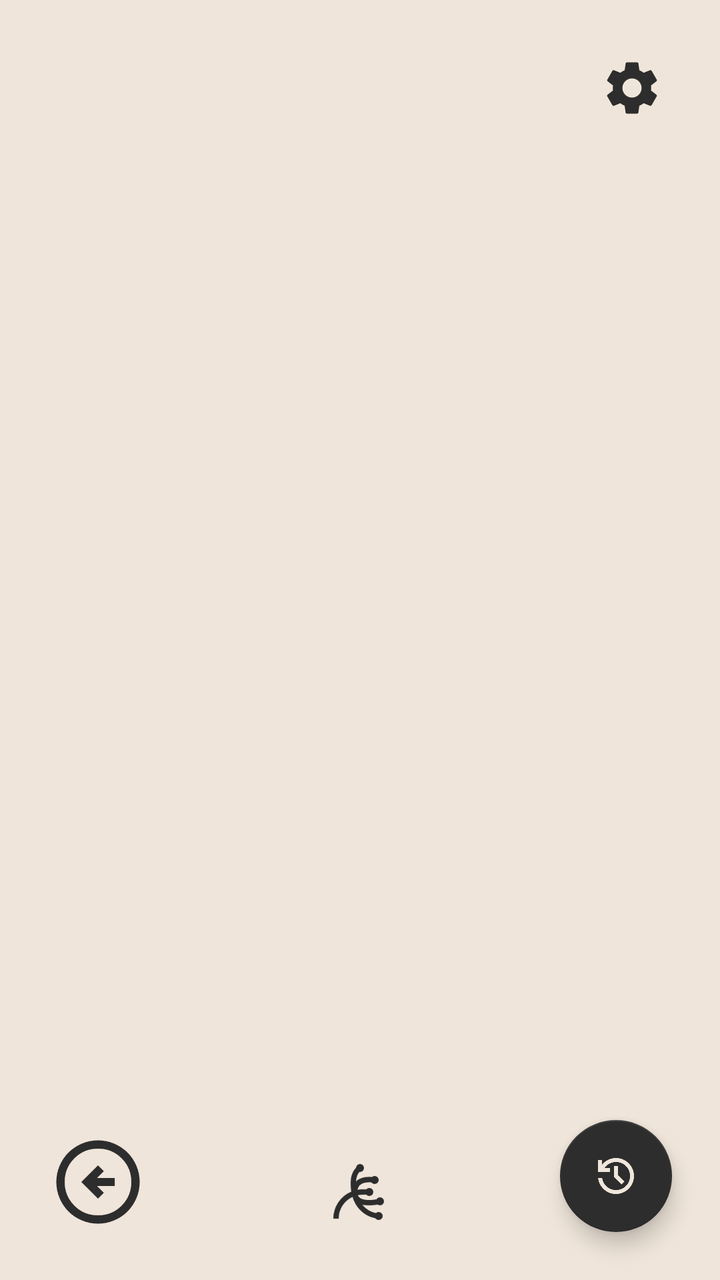
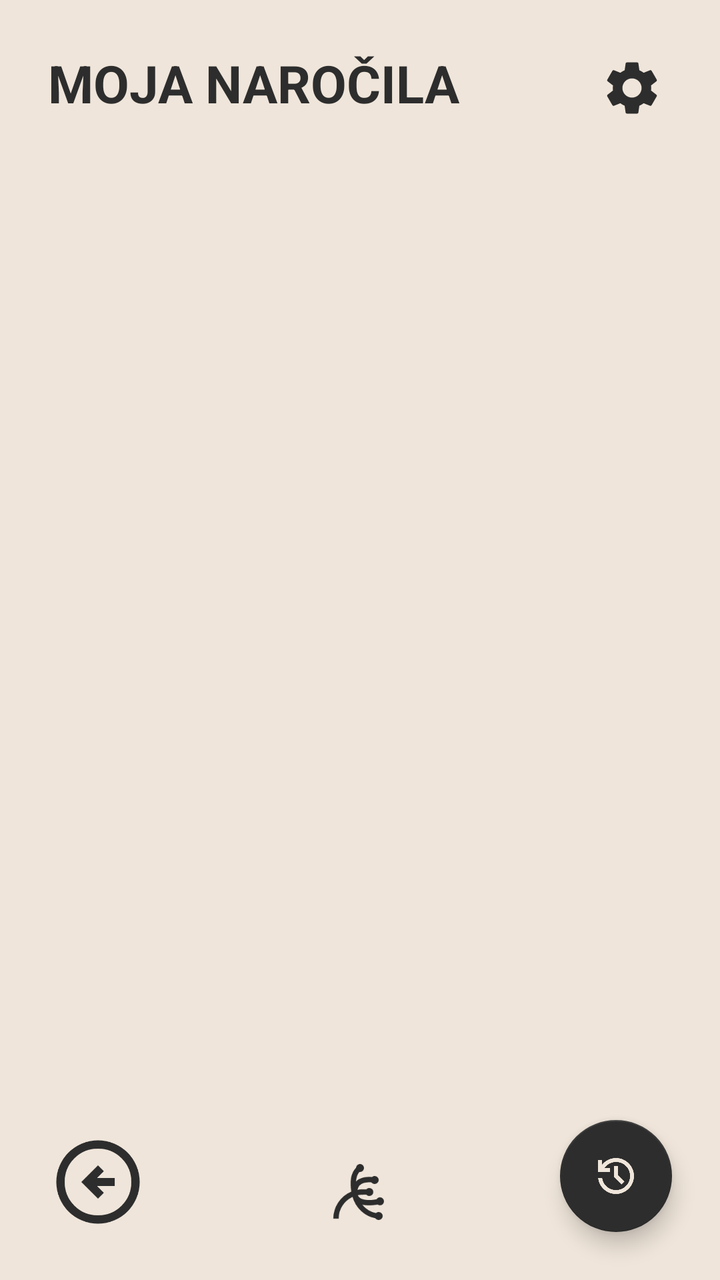

Compare the two renders of this Android layout. The source of the first and the diff that turns it into the second are given below.
<!-- AndroidManifest.xml: application theme Theme.PametniPaketnik -->
<!-- res/layout/activity_main.xml -->
<?xml version="1.0" encoding="utf-8"?>
<androidx.constraintlayout.widget.ConstraintLayout xmlns:android="http://schemas.android.com/apk/res/android"
    xmlns:app="http://schemas.android.com/apk/res-auto"
    xmlns:tools="http://schemas.android.com/tools"
    android:id="@+id/main"
    android:layout_width="match_parent"
    android:layout_height="match_parent"
    android:background="@color/background"
    tools:context=".MainActivity">

    <ImageButton
        android:id="@+id/buttonSettings"
        android:layout_width="48dp"
        android:layout_height="48dp"
        android:background="?attr/selectableItemBackgroundBorderless"
        android:contentDescription="@string/settings"
        android:padding="8dp"
        android:scaleType="fitCenter"
        android:src="@drawable/ic_settings"
        app:layout_constraintEnd_toEndOf="parent"
        app:layout_constraintTop_toTopOf="parent"
        app:tint="@color/history_text_primary"
        android:layout_marginEnd="20dp"
        android:layout_marginTop="20dp" />

    <androidx.recyclerview.widget.RecyclerView
        android:id="@+id/recyclerViewOrders"
        android:layout_width="0dp"
        android:layout_height="0dp"
        android:layout_marginTop="24dp"
        android:layout_marginBottom="24dp"
        android:layout_marginStart="20dp"
        android:layout_marginEnd="20dp"
        android:scrollbars="vertical"
        app:layoutManager="androidx.recyclerview.widget.LinearLayoutManager"
        tools:listitem="@layout/order_items"
        app:layout_constraintTop_toBottomOf="@id/buttonSettings"
        app:layout_constraintBottom_toTopOf="@id/btnHome"
        app:layout_constraintStart_toStartOf="parent"
        app:layout_constraintEnd_toEndOf="parent" />

    

    

    <com.google.android.material.floatingactionbutton.FloatingActionButton
        android:id="@+id/buttonHistory"
        android:layout_width="wrap_content"
        android:layout_height="wrap_content"
        android:layout_marginEnd="24dp"
        android:layout_marginBottom="24dp"
        android:src="@drawable/history"
        app:tint="@color/background"
        app:backgroundTint="@color/history_text_primary"
        app:layout_constraintBottom_toBottomOf="parent"
        app:layout_constraintEnd_toEndOf="parent"
        app:fabSize="normal" />

    <ImageButton
        android:id="@+id/btnHome"
        android:layout_width="56dp"
        android:layout_height="56dp"
        android:layout_marginBottom="16dp"
        android:background="?attr/selectableItemBackgroundBorderless"
        android:contentDescription="@string/domov"
        android:padding="12dp"
        android:scaleType="fitCenter"
        android:src="@drawable/ic_home_black"
        app:layout_constraintBottom_toBottomOf="parent"
        app:layout_constraintStart_toStartOf="parent"
        app:layout_constraintEnd_toEndOf="parent"
        app:tint="@color/history_text_primary" />
    <ImageButton
        android:id="@+id/btnBack"
        android:layout_width="50dp"
        android:layout_height="50dp"
        android:layout_marginStart="24dp"
        android:layout_marginBottom="24dp"
        android:background="?attr/selectableItemBackgroundBorderless"
        android:contentDescription="@string/nazaj"
        android:scaleType="fitCenter"
        android:src="@drawable/ic_back_black"
        app:layout_constraintBottom_toBottomOf="parent"
        app:layout_constraintStart_toStartOf="parent"
        app:tint="@color/history_text_primary" />

</androidx.constraintlayout.widget.ConstraintLayout>
<!-- res/layout/order_items.xml (included above) -->
<?xml version="1.0" encoding="utf-8"?>
<androidx.cardview.widget.CardView
    xmlns:android="http://schemas.android.com/apk/res/android"
    xmlns:app="http://schemas.android.com/apk/res-auto"
    android:id="@+id/orderCardView"
    android:layout_width="match_parent"
    android:layout_height="wrap_content"
    android:layout_marginHorizontal="12dp"
    android:layout_marginVertical="6dp"
    android:layout_marginBottom="10dp"
    app:cardElevation="0dp"
    app:cardMaxElevation="0dp"
    app:cardBackgroundColor="@color/history_card_background"
    app:cardCornerRadius="20dp">

    <LinearLayout
        android:id="@+id/orderItemLayout"
        android:layout_width="match_parent"
        android:layout_height="wrap_content"
        android:orientation="horizontal"
        android:gravity="center_vertical"
        android:padding="10dp">

        <androidx.cardview.widget.CardView
            android:layout_width="70dp"
            android:layout_height="70dp"
            app:cardElevation="0dp"
            app:cardBackgroundColor="@color/white"
            app:cardCornerRadius="16dp"
            android:padding="0dp">

            <ImageView
                android:id="@+id/itemOpenBox"
                android:layout_width="60dp"
                android:layout_height="60dp"
                android:layout_gravity="center"
                android:scaleType="centerInside"
                android:src="@drawable/qrcode"
                android:padding="5dp"/>
        </androidx.cardview.widget.CardView>

        <LinearLayout
            android:layout_width="0dp"
            android:layout_height="wrap_content"
            android:layout_weight="1"
            android:orientation="vertical"
            android:paddingStart="12dp"
            android:paddingEnd="12dp"
            android:layout_gravity="center_vertical">

            <TextView
                android:id="@+id/orderTitle"
                android:layout_width="wrap_content"
                android:layout_height="wrap_content"
                android:textSize="16sp"
                android:textStyle="bold"
                android:fontFamily="sans-serif-medium"
                android:textColor="@color/history_text_primary" />

            <TextView
                android:id="@+id/orderAddress"
                android:layout_width="wrap_content"
                android:layout_height="wrap_content"
                android:textColor="@color/history_text_secondary"
                android:textSize="12sp"
                android:fontFamily="sans-serif"
                android:layout_marginTop="4dp" />

            <TextView
                android:id="@+id/orderDate"
                android:layout_width="wrap_content"
                android:layout_height="wrap_content"
                android:textSize="12sp"
                android:textStyle="bold"
                android:fontFamily="sans-serif-condensed"
                android:layout_marginTop="4dp" />
        </LinearLayout>
    </LinearLayout>
</androidx.cardview.widget.CardView>
<!-- resources referenced by this layout -->
<resources>
  <color name="background">#EFE5DA</color>
  <color name="history_card_background">#FFF7F6F4</color>
  <color name="history_text_primary">#2D2D2D</color>
  <color name="history_text_secondary">#8E8E8E</color>
  <color name="white">#FFFFFFFF</color>
  <!-- drawable history (drawable) -->
  <vector xmlns:android="http://schemas.android.com/apk/res/android"
      android:width="40dp"
      android:height="40dp"
      android:viewportWidth="960"
      android:viewportHeight="960">
    <path
        android:pathData="M480,840q-138,0 -240.5,-91.5T122,520h82q14,104 92.5,172T480,760q117,0 198.5,-81.5T760,480q0,-117 -81.5,-198.5T480,200q-69,0 -129,32t-101,88h110v80L120,400v-240h80v94q51,-64 124.5,-99T480,120q75,0 140.5,28.5t114,77q48.5,48.5 77,114T840,480q0,75 -28.5,140.5t-77,114q-48.5,48.5 -114,77T480,840ZM592,648L440,496v-216h80v184l128,128 -56,56Z"
        android:fillColor="#1f1f1f"/>
  </vector>
  <!-- drawable ic_back_black (drawable) -->
  <vector xmlns:android="http://schemas.android.com/apk/res/android" android:autoMirrored="true" android:height="24dp" android:tint="#000000" android:viewportHeight="960" android:viewportWidth="960" android:width="24dp">
        
      <path android:fillColor="@android:color/white" android:pathData="M480,640L536,584L472,520L640,520L640,440L472,440L536,376L480,320L320,480L480,640ZM480,880Q397,880 324,848.5Q251,817 197,763Q143,709 111.5,636Q80,563 80,480Q80,397 111.5,324Q143,251 197,197Q251,143 324,111.5Q397,80 480,80Q563,80 636,111.5Q709,143 763,197Q817,251 848.5,324Q880,397 880,480Q880,563 848.5,636Q817,709 763,763Q709,817 636,848.5Q563,880 480,880ZM480,800Q614,800 707,707Q800,614 800,480Q800,346 707,253Q614,160 480,160Q346,160 253,253Q160,346 160,480Q160,614 253,707Q346,800 480,800ZM480,480Q480,480 480,480Q480,480 480,480Q480,480 480,480Q480,480 480,480Q480,480 480,480Q480,480 480,480Q480,480 480,480Q480,480 480,480Z"/>
      
  </vector>
  <!-- drawable ic_settings (drawable) -->
  <vector xmlns:android="http://schemas.android.com/apk/res/android" android:height="24dp" android:tint="#000000" android:viewportHeight="24" android:viewportWidth="24" android:width="24dp">
        
      <path android:fillColor="@android:color/white" android:pathData="M19.14,12.94c0.04,-0.3 0.06,-0.61 0.06,-0.94c0,-0.32 -0.02,-0.64 -0.07,-0.94l2.03,-1.58c0.18,-0.14 0.23,-0.41 0.12,-0.61l-1.92,-3.32c-0.12,-0.22 -0.37,-0.29 -0.59,-0.22l-2.39,0.96c-0.5,-0.38 -1.03,-0.7 -1.62,-0.94L14.4,2.81c-0.04,-0.24 -0.24,-0.41 -0.48,-0.41h-3.84c-0.24,0 -0.43,0.17 -0.47,0.41L9.25,5.35C8.66,5.59 8.12,5.92 7.63,6.29L5.24,5.33c-0.22,-0.08 -0.47,0 -0.59,0.22L2.74,8.87C2.62,9.08 2.66,9.34 2.86,9.48l2.03,1.58C4.84,11.36 4.8,11.69 4.8,12s0.02,0.64 0.07,0.94l-2.03,1.58c-0.18,0.14 -0.23,0.41 -0.12,0.61l1.92,3.32c0.12,0.22 0.37,0.29 0.59,0.22l2.39,-0.96c0.5,0.38 1.03,0.7 1.62,0.94l0.36,2.54c0.05,0.24 0.24,0.41 0.48,0.41h3.84c0.24,0 0.44,-0.17 0.47,-0.41l0.36,-2.54c0.59,-0.24 1.13,-0.56 1.62,-0.94l2.39,0.96c0.22,0.08 0.47,0 0.59,-0.22l1.92,-3.32c0.12,-0.22 0.07,-0.47 -0.12,-0.61L19.14,12.94zM12,15.6c-1.98,0 -3.6,-1.62 -3.6,-3.6s1.62,-3.6 3.6,-3.6s3.6,1.62 3.6,3.6S13.98,15.6 12,15.6z"/>
      
  </vector>
  <string name="domov">Domov</string>
  <string name="nazaj">Nazaj</string>
  <string name="settings">Nastavitve</string>
  <style name="Theme.PametniPaketnik" parent="Base.Theme.PametniPaketnik" />
  <style name="Base.Theme.PametniPaketnik" parent="Theme.MaterialComponents.Light.NoActionBar">
          <item name="colorPrimary">@color/history_text_primary</item>
          <item name="android:statusBarColor">@color/background</item>
          <item name="android:windowLightStatusBar">true</item> </style>
  <!-- unchanged entries left out for length: 2 -->
</resources>

<!-- the commit's change to res/layout/activity_main.xml (unified diff, before → after) -->
@@ -22,6 +22,22 @@
         app:tint="@color/history_text_primary"
         android:layout_marginEnd="20dp"
         android:layout_marginTop="20dp" />
+
+    <TextView
+        android:id="@+id/orderTitleHeading"
+        android:layout_width="wrap_content"
+        android:layout_height="wrap_content"
+        android:text="moja naročila"
+        android:textAllCaps="true"
+        android:textColor="@color/history_text_primary"
+        android:textSize="26sp"
+        android:textStyle="bold"
+        app:layout_constraintTop_toTopOf="parent"
+        app:layout_constraintStart_toStartOf="parent"
+        app:layout_constraintTop_toBottomOf="@+id/recyclerViewOrders"
+        android:layout_marginStart="24dp"
+        android:layout_marginTop="24dp"
+        />
 
     <androidx.recyclerview.widget.RecyclerView
         android:id="@+id/recyclerViewOrders"
